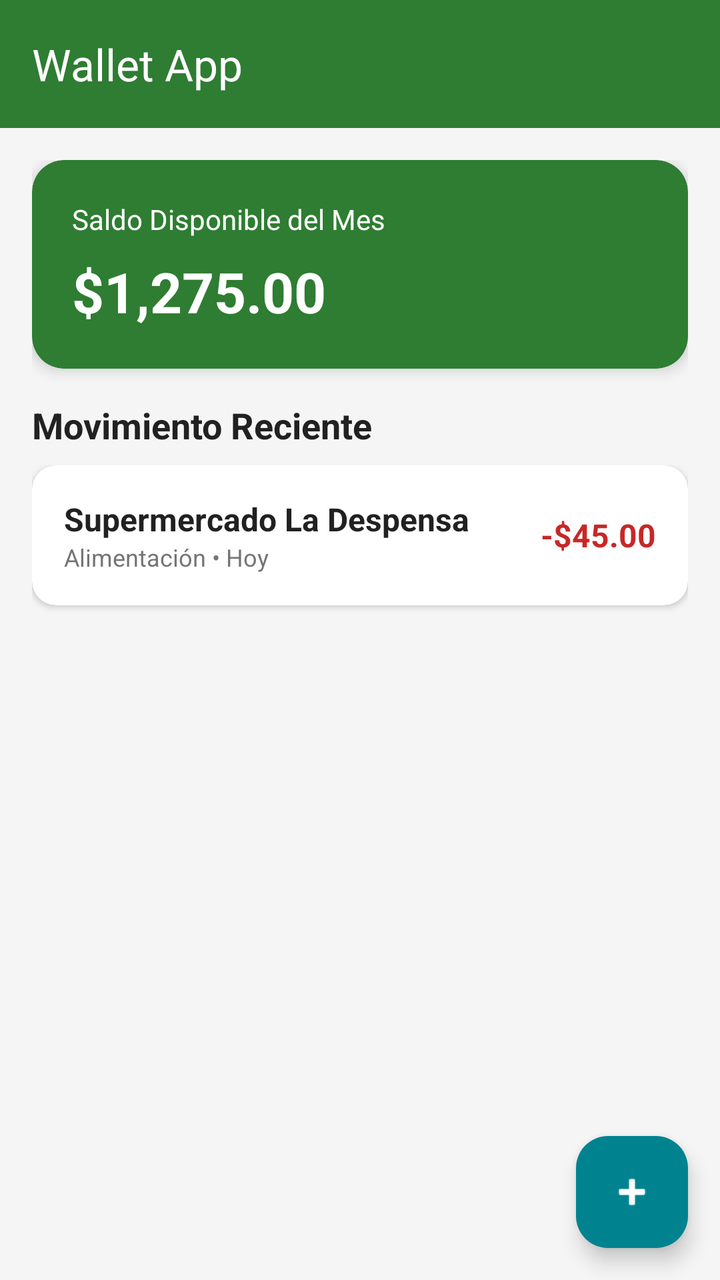
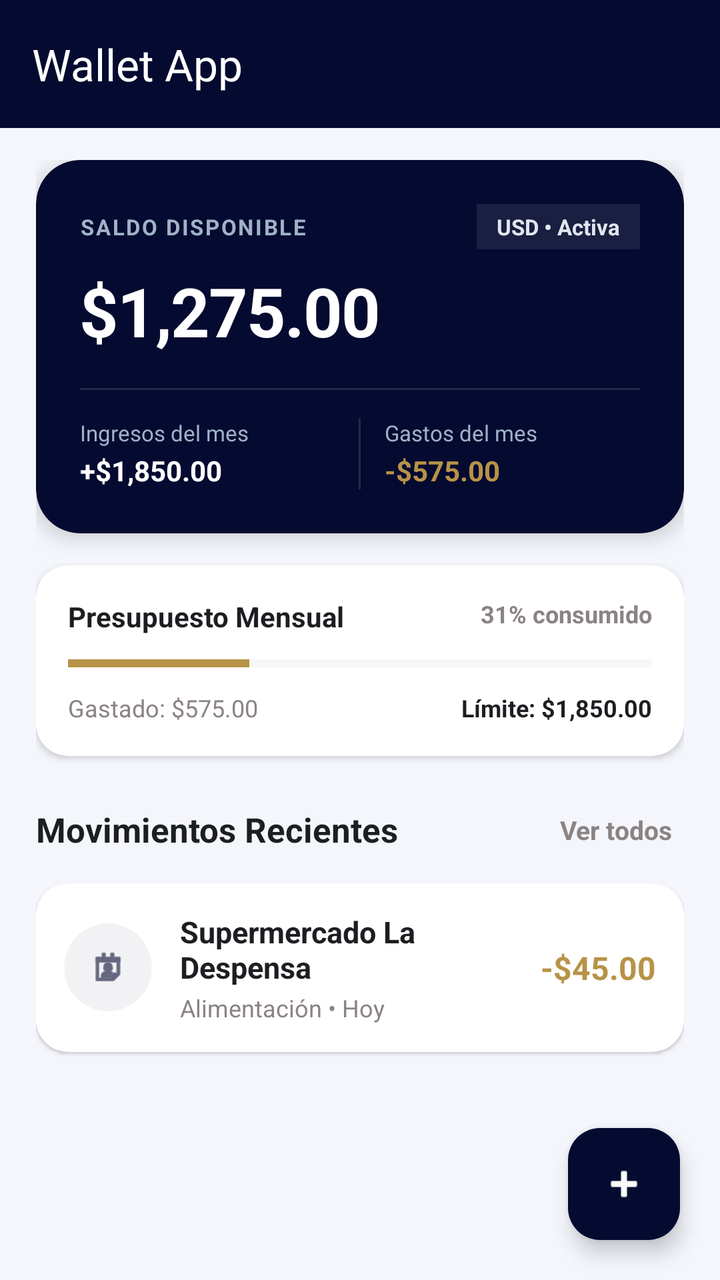

Screens rendered from an Android XML layout before and after an edit, with the pre-edit source and the edit as a unified diff.
<!-- AndroidManifest.xml: application theme Theme.WalletApp -->
<!-- res/layout/activity_main.xml -->
<?xml version="1.0" encoding="utf-8"?>
<androidx.drawerlayout.widget.DrawerLayout xmlns:android="http://schemas.android.com/apk/res/android"
    xmlns:app="http://schemas.android.com/apk/res-auto"
    xmlns:tools="http://schemas.android.com/tools"
    android:id="@+id/drawer_layout"
    android:layout_width="match_parent"
    android:layout_height="match_parent"
    android:fitsSystemWindows="true"
    tools:openDrawer="start">

    <androidx.coordinatorlayout.widget.CoordinatorLayout
        android:layout_width="match_parent"
        android:layout_height="match_parent"
        android:background="@color/background_light">

        <com.google.android.material.appbar.AppBarLayout
            android:layout_width="match_parent"
            android:layout_height="wrap_content">

            <androidx.appcompat.widget.Toolbar
                android:id="@+id/toolbar"
                android:layout_width="match_parent"
                android:layout_height="?attr/actionBarSize"
                android:background="@color/primary_emerald"
                app:title="Wallet App"
                app:titleTextColor="@android:color/white" />

        </com.google.android.material.appbar.AppBarLayout>

        <ScrollView
            android:layout_width="match_parent"
            android:layout_height="match_parent"
            app:layout_behavior="@string/appbar_scrolling_view_behavior">

            <LinearLayout
                android:layout_width="match_parent"
                android:layout_height="wrap_content"
                android:orientation="vertical"
                android:padding="16dp">

                
                <androidx.cardview.widget.CardView
                    android:layout_width="match_parent"
                    android:layout_height="wrap_content"
                    app:cardCornerRadius="16dp"
                    app:cardElevation="4dp"
                    android:layout_marginBottom="16dp"
                    app:cardBackgroundColor="@color/primary_emerald">

                    <LinearLayout
                        android:layout_width="match_parent"
                        android:layout_height="wrap_content"
                        android:orientation="vertical"
                        android:padding="20dp">

                        <TextView
                            android:layout_width="wrap_content"
                            android:layout_height="wrap_content"
                            android:text="Saldo Disponible del Mes"
                            android:textColor="@android:color/white"
                            android:textSize="14sp" />

                        <TextView
                            android:id="@+id/tv_total_balance"
                            android:layout_width="wrap_content"
                            android:layout_height="wrap_content"
                            android:text="$1,275.00"
                            android:textColor="@android:color/white"
                            android:textSize="28sp"
                            android:textStyle="bold"
                            android:layout_marginTop="8dp" />

                    </LinearLayout>
                </androidx.cardview.widget.CardView>

                
                <TextView
                    android:layout_width="wrap_content"
                    android:layout_height="wrap_content"
                    android:text="Movimiento Reciente"
                    android:textSize="18sp"
                    android:textStyle="bold"
                    android:textColor="@color/text_primary"
                    android:layout_marginBottom="8dp" />

                
                <LinearLayout
                    android:id="@+id/ll_lista_movimientos"
                    android:layout_width="match_parent"
                    android:layout_height="wrap_content"
                    android:orientation="vertical">

                    
                    <androidx.cardview.widget.CardView
                        android:layout_width="match_parent"
                        android:layout_height="wrap_content"
                        app:cardCornerRadius="12dp"
                        app:cardElevation="2dp"
                        app:cardBackgroundColor="@color/card_background"
                        android:layout_marginBottom="8dp">

                        <LinearLayout
                            android:layout_width="match_parent"
                            android:layout_height="wrap_content"
                            android:orientation="horizontal"
                            android:padding="16dp"
                            android:gravity="center_vertical">

                            <LinearLayout
                                android:layout_width="0dp"
                                android:layout_height="wrap_content"
                                android:layout_weight="1"
                                android:orientation="vertical">
                                <TextView
                                    android:layout_width="wrap_content"
                                    android:layout_height="wrap_content"
                                    android:text="Supermercado La Despensa"
                                    android:textSize="16sp"
                                    android:textStyle="bold"
                                    android:textColor="@color/text_primary"/>
                                <TextView
                                    android:layout_width="wrap_content"
                                    android:layout_height="wrap_content"
                                    android:text="Alimentación • Hoy"
                                    android:textSize="12sp"
                                    android:textColor="@color/text_secondary"/>
                            </LinearLayout>

                            <TextView
                                android:layout_width="wrap_content"
                                android:layout_height="wrap_content"
                                android:text="-$45.00"
                                android:textSize="16sp"
                                android:textStyle="bold"
                                android:textColor="@color/expense_red"/>

                        </LinearLayout>
                    </androidx.cardview.widget.CardView>

                </LinearLayout>

            </LinearLayout>
        </ScrollView>

        
        <com.google.android.material.floatingactionbutton.FloatingActionButton
            android:id="@+id/fab_add_transaction"
            android:layout_width="wrap_content"
            android:layout_height="wrap_content"
            android:layout_gravity="bottom|end"
            android:layout_margin="16dp"
            app:backgroundTint="@color/secondary_turquoise"
            app:tint="@android:color/white"
            android:src="@android:drawable/ic_input_add" />

    </androidx.coordinatorlayout.widget.CoordinatorLayout>

    <com.google.android.material.navigation.NavigationView
        android:id="@+id/nav_view"
        android:layout_width="wrap_content"
        android:layout_height="match_parent"
        android:layout_gravity="start"
        app:headerLayout="@layout/nav_header_wallet"
        app:menu="@menu/activity_main_drawer" />

</androidx.drawerlayout.widget.DrawerLayout>
<!-- res/layout/nav_header_wallet.xml (included above) -->
<?xml version="1.0" encoding="utf-8"?>
<LinearLayout xmlns:android="http://schemas.android.com/apk/res/android"
    android:layout_width="match_parent"
    android:layout_height="160dp"
    android:background="@color/primary_emerald"
    android:gravity="bottom"
    android:orientation="vertical"
    android:padding="16dp">

    
    <LinearLayout
        android:layout_width="match_parent"
        android:layout_height="wrap_content"
        android:gravity="center_vertical"
        android:orientation="horizontal">

        
        <ImageView
            android:layout_width="76dp"
            android:layout_height="76dp"
            android:layout_marginEnd="16dp"
            android:scaleType="centerInside"
            android:src="@drawable/logo1"
            android:contentDescription="Logo Menú" />

        
        <LinearLayout
            android:layout_width="0dp"
            android:layout_height="wrap_content"
            android:layout_weight="1"
            android:orientation="vertical">

            <TextView
                android:layout_width="match_parent"
                android:layout_height="wrap_content"
                android:text="Wallet App"
                android:textColor="@android:color/white"
                android:textSize="26sp"
                android:textStyle="bold" />

            <TextView
                android:layout_width="match_parent"
                android:layout_height="wrap_content"
                android:layout_marginTop="4dp"
                android:text="Control de Finanzas"
                android:textColor="#E0F2F1"
                android:textSize="15sp" />
        </LinearLayout>

    </LinearLayout>

</LinearLayout>
<!-- resources referenced by this layout -->
<resources>
  <color name="background_light">#F5F5F5</color>
  <color name="card_background">#FFFFFF</color>
  <color name="expense_red">#C62828</color>
  <color name="primary_emerald">#2E7D32</color>
  <color name="secondary_turquoise">#00838F</color>
  <color name="text_primary">#212121</color>
  <color name="text_secondary">#757575</color>
  <!-- drawable logo1: jpeg bitmap (drawable, 33333 bytes) -->
  <style name="Theme.WalletApp" parent="Base.Theme.WalletApp" />
  <style name="Base.Theme.WalletApp" parent="Theme.Material3.DayNight.NoActionBar">
          
          
      </style>
</resources>

<!-- the commit's change to res/layout/activity_main.xml (unified diff, before → after) -->
@@ -1,5 +1,6 @@
 <?xml version="1.0" encoding="utf-8"?>
-<androidx.drawerlayout.widget.DrawerLayout xmlns:android="http://schemas.android.com/apk/res/android"
+<androidx.drawerlayout.widget.DrawerLayout
+    xmlns:android="http://schemas.android.com/apk/res/android"
     xmlns:app="http://schemas.android.com/apk/res-auto"
     xmlns:tools="http://schemas.android.com/tools"
     android:id="@+id/drawer_layout"
@@ -15,50 +16,76 @@
 
         <com.google.android.material.appbar.AppBarLayout
             android:layout_width="match_parent"
-            android:layout_height="wrap_content">
+            android:layout_height="wrap_content"
+            android:background="@color/primary_navy"
+            app:elevation="0dp">
 
             <androidx.appcompat.widget.Toolbar
                 android:id="@+id/toolbar"
                 android:layout_width="match_parent"
                 android:layout_height="?attr/actionBarSize"
-                android:background="@color/primary_emerald"
+                android:background="@color/primary_navy"
                 app:title="Wallet App"
                 app:titleTextColor="@android:color/white" />
 
         </com.google.android.material.appbar.AppBarLayout>
 
-        <ScrollView
+        <androidx.core.widget.NestedScrollView
             android:layout_width="match_parent"
             android:layout_height="match_parent"
+            android:fillViewport="true"
             app:layout_behavior="@string/appbar_scrolling_view_behavior">
 
             <LinearLayout
                 android:layout_width="match_parent"
                 android:layout_height="wrap_content"
                 android:orientation="vertical"
-                android:padding="16dp">
+                android:paddingHorizontal="18dp"
+                android:paddingTop="16dp"
+                android:paddingBottom="90dp">
 
                 
                 <androidx.cardview.widget.CardView
                     android:layout_width="match_parent"
                     android:layout_height="wrap_content"
-                    app:cardCornerRadius="16dp"
-                    app:cardElevation="4dp"
+                    app:cardCornerRadius="22dp"
+                    app:cardElevation="6dp"
                     android:layout_marginBottom="16dp"
-                    app:cardBackgroundColor="@color/primary_emerald">
+                    app:cardBackgroundColor="@color/primary_navy">
 
                     <LinearLayout
                         android:layout_width="match_parent"
                         android:layout_height="wrap_content"
                         android:orientation="vertical"
-                        android:padding="20dp">
-
-                        <TextView
-                            android:layout_width="wrap_content"
-                            android:layout_height="wrap_content"
-                            android:text="Saldo Disponible del Mes"
-                            android:textColor="@android:color/white"
-                            android:textSize="14sp" />
+                        android:padding="22dp">
+
+                        <RelativeLayout
+                            android:layout_width="match_parent"
+                            android:layout_height="wrap_content">
+
+                            <TextView
+                                android:layout_width="wrap_content"
+                                android:layout_height="wrap_content"
+                                android:text="SALDO DISPONIBLE"
+                                android:textAllCaps="true"
+                                android:letterSpacing="0.08"
+                                android:textColor="#A0B2C6"
+                                android:textSize="11sp"
+                                android:textStyle="bold"
+                                android:layout_centerVertical="true" />
+
+                            <TextView
+                                android:layout_width="wrap_content"
+                                android:layout_height="wrap_content"
+                                android:layout_alignParentEnd="true"
+                                android:background="#15FFFFFF"
+                                android:paddingHorizontal="10dp"
+                                android:paddingVertical="4dp"
+                                android:text="USD • Activa"
+                                android:textColor="#E0E6ED"
+                                android:textSize="11sp"
+                                android:textStyle="bold" />
+                        </RelativeLayout>
 
                         <TextView
                             android:id="@+id/tv_total_balance"
@@ -66,22 +93,182 @@
                             android:layout_height="wrap_content"
                             android:text="$1,275.00"
                             android:textColor="@android:color/white"
-                            android:textSize="28sp"
+                            android:textSize="34sp"
                             android:textStyle="bold"
-                            android:layout_marginTop="8dp" />
+                            android:letterSpacing="-0.02"
+                            android:layout_marginTop="8dp"
+                            android:layout_marginBottom="16dp" />
+
+                        <View
+                            android:layout_width="match_parent"
+                            android:layout_height="1dp"
+                            android:background="#20FFFFFF"
+                            android:layout_marginBottom="14dp" />
+
+                        
+                        <LinearLayout
+                            android:layout_width="match_parent"
+                            android:layout_height="wrap_content"
+                            android:orientation="horizontal"
+                            android:baselineAligned="false">
+
+                            <LinearLayout
+                                android:layout_width="0dp"
+                                android:layout_height="wrap_content"
+                                android:layout_weight="1"
+                                android:orientation="vertical">
+                                <TextView
+                                    android:layout_width="wrap_content"
+                                    android:layout_height="wrap_content"
+                                    android:text="Ingresos del mes"
+                                    android:textColor="#A0B2C6"
+                                    android:textSize="11sp" />
+                                <TextView
+                                    android:id="@+id/tv_monthly_incomes"
+                                    android:layout_width="wrap_content"
+                                    android:layout_height="wrap_content"
+                                    android:text="+$1,850.00"
+                                    android:textColor="@android:color/white"
+                                    android:textSize="14sp"
+                                    android:textStyle="bold"
+                                    android:layout_marginTop="2dp" />
+                            </LinearLayout>
+
+                            <View
+                                android:layout_width="1dp"
+                                android:layout_height="match_parent"
+                                android:background="#20FFFFFF"
+                                android:layout_marginHorizontal="12dp" />
+
+                            <LinearLayout
+                                android:layout_width="0dp"
+                                android:layout_height="wrap_content"
+                                android:layout_weight="1"
+                                android:orientation="vertical">
+                                <TextView
+                                    android:layout_width="wrap_content"
+                                    android:layout_height="wrap_content"
+                                    android:text="Gastos del mes"
+                                    android:textColor="#A0B2C6"
+                                    android:textSize="11sp" />
+                                <TextView
+                                    android:id="@+id/tv_monthly_expenses"
+                                    android:layout_width="wrap_content"
+                                    android:layout_height="wrap_content"
+                                    android:text="-$575.00"
+                                    android:textColor="@color/expense_gold"
+                                    android:textSize="14sp"
+                                    android:textStyle="bold"
+                                    android:layout_marginTop="2dp" />
+                            </LinearLayout>
+                        </LinearLayout>
 
                     </LinearLayout>
                 </androidx.cardview.widget.CardView>
 
                 
-                <TextView
-                    android:layout_width="wrap_content"
+                <androidx.cardview.widget.CardView
+                    android:layout_width="match_parent"
                     android:layout_height="wrap_content"
-                    android:text="Movimiento Reciente"
-                    android:textSize="18sp"
-                    android:textStyle="bold"
-                    android:textColor="@color/text_primary"
-                    android:layout_marginBottom="8dp" />
+                    app:cardCornerRadius="16dp"
+                    app:cardElevation="2dp"
+                    app:cardBackgroundColor="@color/card_background"
+                    android:layout_marginBottom="22dp">
+
+                    <LinearLayout
+                        android:layout_width="match_parent"
+                        android:layout_height="wrap_content"
+                        android:orientation="vertical"
+                        android:padding="16dp">
+
+                        <RelativeLayout
+                            android:layout_width="match_parent"
+                            android:layout_height="wrap_content">
+
+                            <TextView
+                                android:layout_width="wrap_content"
+                                android:layout_height="wrap_content"
+                                android:text="Presupuesto Mensual"
+                                android:textSize="14sp"
+                                android:textStyle="bold"
+                                android:textColor="@color/text_primary" />
+
+                            <TextView
+                                android:id="@+id/tv_budget_percentage"
+                                android:layout_width="wrap_content"
+                                android:layout_height="wrap_content"
+                                android:layout_alignParentEnd="true"
+                                android:text="31% consumido"
+                                android:textSize="12sp"
+                                android:textStyle="bold"
+                                android:textColor="@color/secondary_gray" />
+                        </RelativeLayout>
+
+                        <ProgressBar
+                            android:id="@+id/pb_presupuesto"
+                            style="?android:attr/progressBarStyleHorizontal"
+                            android:layout_width="match_parent"
+                            android:layout_height="8dp"
+                            android:layout_marginTop="10dp"
+                            android:layout_marginBottom="10dp"
+                            android:max="100"
+                            android:progress="31"
+                            android:progressTint="@color/expense_gold"
+                            android:progressBackgroundTint="#E0E0E0" />
+
+                        <RelativeLayout
+                            android:layout_width="match_parent"
+                            android:layout_height="wrap_content">
+
+                            <TextView
+                                android:id="@+id/tv_budget_spent"
+                                android:layout_width="wrap_content"
+                                android:layout_height="wrap_content"
+                                android:text="Gastado: $575.00"
+                                android:textSize="12sp"
+                                android:textColor="@color/text_secondary" />
+
+                            <TextView
+                                android:id="@+id/tv_budget_limit"
+                                android:layout_width="wrap_content"
+                                android:layout_height="wrap_content"
+                                android:layout_alignParentEnd="true"
+                                android:text="Límite: $1,850.00"
+                                android:textSize="12sp"
+                                android:textStyle="bold"
+                                android:textColor="@color/text_primary" />
+                        </RelativeLayout>
+
+                    </LinearLayout>
+                </androidx.cardview.widget.CardView>
+
+                
+                <RelativeLayout
+                    android:layout_width="match_parent"
+                    android:layout_height="wrap_content"
+                    android:layout_marginBottom="12dp">
+
+                    <TextView
+                        android:layout_width="wrap_content"
+                        android:layout_height="wrap_content"
+                        android:text="Movimientos Recientes"
+                        android:textSize="17sp"
+                        android:textStyle="bold"
+                        android:textColor="@color/text_primary"
+                        android:layout_centerVertical="true" />
+
+                    <TextView
+                        android:id="@+id/tv_ver_todos"
+                        android:layout_width="wrap_content"
+                        android:layout_height="wrap_content"
+                        android:layout_alignParentEnd="true"
+                        android:layout_centerVertical="true"
+                        android:text="Ver todos"
+                        android:textSize="13sp"
+                        android:textStyle="bold"
+                        android:textColor="@color/secondary_gray"
+                        android:padding="6dp" />
+                </RelativeLayout>
 
                 
                 <LinearLayout
@@ -90,32 +277,46 @@
                     android:layout_height="wrap_content"
                     android:orientation="vertical">
 
-                    
                     <androidx.cardview.widget.CardView
                         android:layout_width="match_parent"
                         android:layout_height="wrap_content"
-                        app:cardCornerRadius="12dp"
-                        app:cardElevation="2dp"
+                        app:cardCornerRadius="16dp"
+                        app:cardElevation="1dp"
                         app:cardBackgroundColor="@color/card_background"
-                        android:layout_marginBottom="8dp">
+                        android:layout_marginBottom="10dp">
 
                         <LinearLayout
                             android:layout_width="match_parent"
                             android:layout_height="wrap_content"
                             android:orientation="horizontal"
-                            android:padding="16dp"
+                            android:padding="14dp"
                             android:gravity="center_vertical">
+
+                            <androidx.cardview.widget.CardView
+                                android:layout_width="44dp"
+                                android:layout_height="44dp"
+                                app:cardCornerRadius="22dp"
+                                app:cardElevation="0dp"
+                                app:cardBackgroundColor="#0D050A30">
+                                <ImageView
+                                    android:layout_width="20dp"
+                                    android:layout_height="20dp"
+                                    android:layout_gravity="center"
+                                    android:src="@android:drawable/ic_menu_my_calendar"
+                                    app:tint="@color/primary_navy"/>
+                            </androidx.cardview.widget.CardView>
 
                             <LinearLayout
                                 android:layout_width="0dp"
                                 android:layout_height="wrap_content"
                                 android:layout_weight="1"
-                                android:orientation="vertical">
+                                android:orientation="vertical"
+                                android:layout_marginStart="14dp">
                                 <TextView
                                     android:layout_width="wrap_content"
                                     android:layout_height="wrap_content"
                                     android:text="Supermercado La Despensa"
-                                    android:textSize="16sp"
+                                    android:textSize="15sp"
                                     android:textStyle="bold"
                                     android:textColor="@color/text_primary"/>
                                 <TextView
@@ -123,7 +324,8 @@
                                     android:layout_height="wrap_content"
                                     android:text="Alimentación • Hoy"
                                     android:textSize="12sp"
-                                    android:textColor="@color/text_secondary"/>
+                                    android:textColor="@color/text_secondary"
+                                    android:layout_marginTop="2dp"/>
                             </LinearLayout>
 
                             <TextView
@@ -132,7 +334,7 @@
                                 android:text="-$45.00"
                                 android:textSize="16sp"
                                 android:textStyle="bold"
-                                android:textColor="@color/expense_red"/>
+                                android:textColor="@color/expense_gold"/>
 
                         </LinearLayout>
                     </androidx.cardview.widget.CardView>
@@ -140,17 +342,18 @@
                 </LinearLayout>
 
             </LinearLayout>
-        </ScrollView>
-
-        
+        </androidx.core.widget.NestedScrollView>
+
         <com.google.android.material.floatingactionbutton.FloatingActionButton
             android:id="@+id/fab_add_transaction"
             android:layout_width="wrap_content"
             android:layout_height="wrap_content"
             android:layout_gravity="bottom|end"
-            android:layout_margin="16dp"
-            app:backgroundTint="@color/secondary_turquoise"
+            android:layout_margin="20dp"
+            app:backgroundTint="@color/primary_navy"
             app:tint="@android:color/white"
+            app:elevation="6dp"
+            android:contentDescription="Nueva Transacción"
             android:src="@android:drawable/ic_input_add" />
 
     </androidx.coordinatorlayout.widget.CoordinatorLayout>
<!-- resource entries referenced after the edit -->
@@ -1,13 +1,14 @@
 <!-- resources referenced by this layout -->
 <resources>
-  <color name="background_light">#F5F5F5</color>
+  <color name="background_light">#F4F6FC</color>
   <color name="card_background">#FFFFFF</color>
-  <color name="expense_red">#C62828</color>
-  <color name="primary_emerald">#2E7D32</color>
-  <color name="secondary_turquoise">#00838F</color>
-  <color name="text_primary">#212121</color>
-  <color name="text_secondary">#757575</color>
-  <!-- drawable logo1: jpeg bitmap (drawable, 33333 bytes) -->
+  <color name="expense_gold">#B79347</color>
+  <color name="primary_emerald">#050A30</color>
+  <color name="primary_navy">#050A30</color>
+  <color name="secondary_gray">#8B8383</color>
+  <color name="text_primary">#1C1E21</color>
+  <color name="text_secondary">#8B8383</color>
+  <!-- drawable logo1: jpeg bitmap (drawable, 32014 bytes) -->
   <style name="Theme.WalletApp" parent="Base.Theme.WalletApp" />
   <style name="Base.Theme.WalletApp" parent="Theme.Material3.DayNight.NoActionBar">
           
